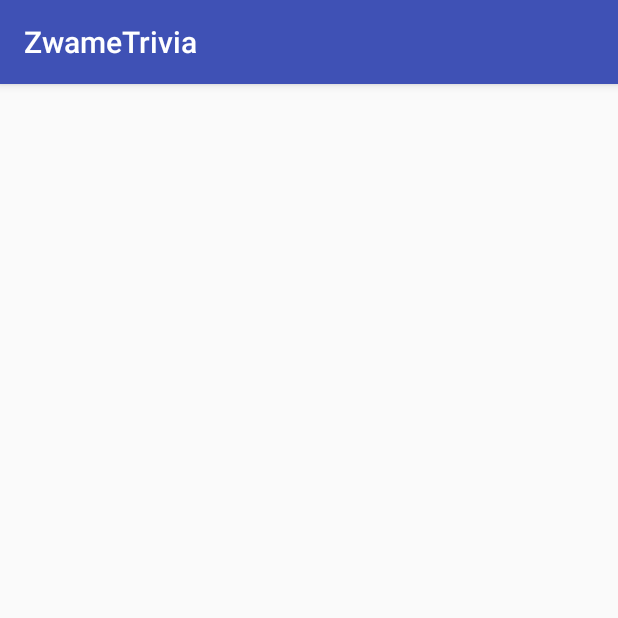
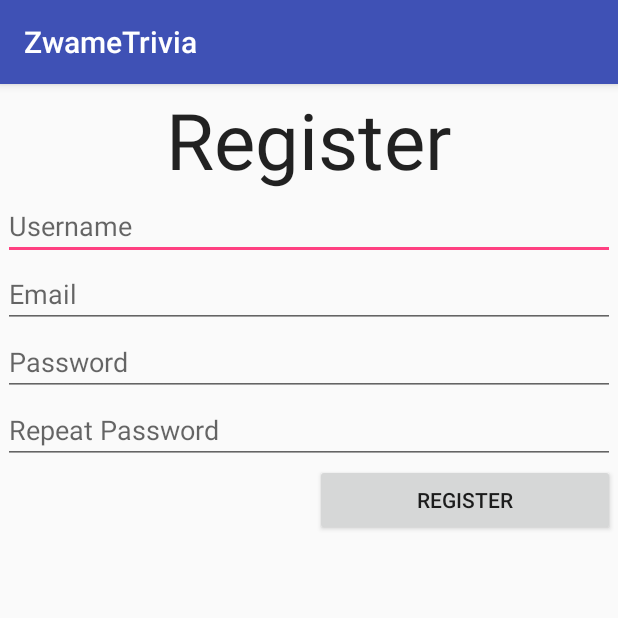
Before and after one commit to ZwameDevelopment/trivia-android, an Android app: the RegisterActivity screen opened directly, with no data from a screen before it, on a phone screen of 412 x 824 dp, the top half of it. Run offline under Robolectric (Android 15) with nearby library versions, the phone set to English and light mode, and no system bars.

Commit message:
Register & Intent

```diff
--- a/app/src/main/res/layout/activity_register.xml
+++ b/app/src/main/res/layout/activity_register.xml
@@ -7,4 +7,58 @@
     android:paddingBottom="@dimen/activity_vertical_margin"
     tools:context="pt.zwame.trivia.RegisterActivity">
 
+    <TextView
+        android:layout_width="wrap_content"
+        android:layout_height="wrap_content"
+        android:textAppearance="?android:attr/textAppearanceLarge"
+        android:text="Register"
+        android:id="@+id/lbl_register"
+        android:textSize="52sp"
+        android:layout_alignParentTop="true"
+        android:layout_centerHorizontal="true" />
+
+    <LinearLayout
+        android:orientation="vertical"
+        android:layout_width="match_parent"
+        android:layout_height="wrap_content"
+        android:layout_below="@+id/lbl_register"
+        android:layout_alignParentLeft="true"
+        android:layout_alignParentStart="false">
+
+        <EditText
+            android:layout_width="match_parent"
+            android:layout_height="wrap_content"
+            android:id="@+id/txt_usernameR"
+            android:hint="Username" />
+
+        <EditText
+            android:layout_width="match_parent"
+            android:layout_height="wrap_content"
+            android:id="@+id/txt_emailR"
+            android:hint="Email" />
+
+        <EditText
+            android:layout_width="match_parent"
+            android:layout_height="wrap_content"
+            android:inputType="textPassword"
+            android:ems="10"
+            android:id="@+id/txt_passwordR"
+            android:hint="Password" />
+
+        <EditText
+            android:layout_width="match_parent"
+            android:layout_height="wrap_content"
+            android:inputType="textPassword"
+            android:ems="10"
+            android:id="@+id/txt_passworldRR"
+            android:hint="Repeat Password" />
+
+        <Button
+            android:layout_width="200dp"
+            android:layout_height="wrap_content"
+            android:text="Register"
+            android:id="@+id/btn_registerR"
+            android:layout_gravity="right" />
+    </LinearLayout>
+
 </RelativeLayout>
```
Also changed, not shown: app/src/main/java/pt/zwame/trivia/LoginActivity.java (+7 -0 lines), app/src/main/res/layout/activity_login.xml (+13 -9 lines).
